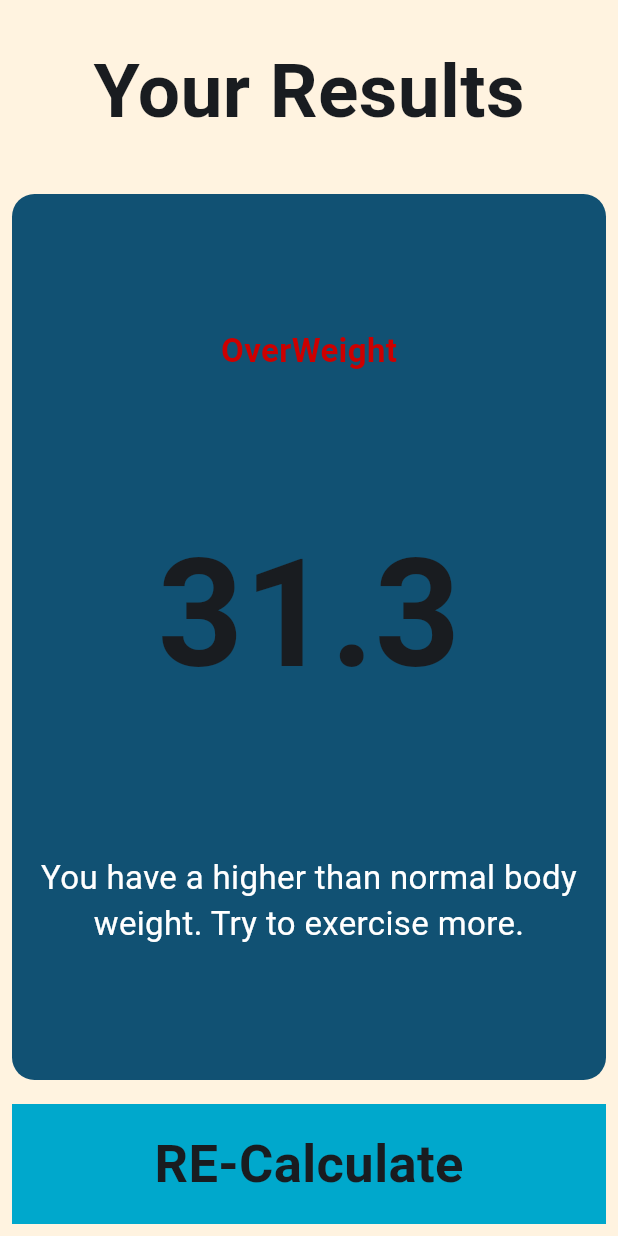
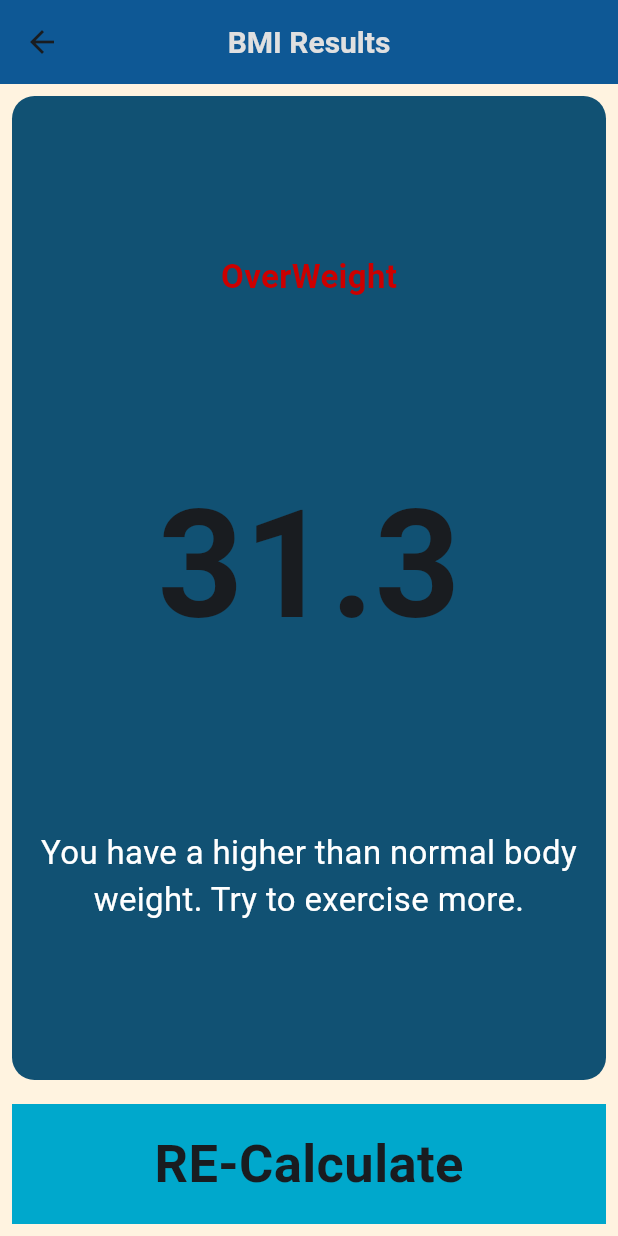
Before and after one commit to tanvirmirza/calculator_projects, a Flutter app: the screen it shows after launch, after a tap on "Calculate", on a phone screen of 412 x 824 dp. Run offline on Flutter 3.47's test engine with Material 3 defaults, Android fonts, the phone set to English and light mode, and no system bars; our stand-ins replace device_preview, font_awesome_flutter, math_expressions.

```diff
--- a/bmi_calculator/lib/app.dart
+++ b/bmi_calculator/lib/app.dart
@@ -11,6 +11,14 @@ class MyApp extends StatelessWidget {
       title: 'BMI Calculator',
       debugShowCheckedModeBanner: false,
       theme: ThemeData(
+        appBarTheme: AppBarTheme(
+              centerTitle: true,
+              backgroundColor: const Color(0xFF0E5895),
+              titleSpacing: 5,
+              titleTextStyle: TextStyle(
+                  color: Colors.grey.shade300,
+                  fontSize: 20,
+                  fontWeight: FontWeight.bold)),
         colorScheme: ColorScheme.fromSeed(seedColor: const Color(0xFF0E5895)),
         useMaterial3: true,
       ),
--- a/bmi_calculator/lib/core/constants.dart
+++ b/bmi_calculator/lib/core/constants.dart
@@ -5,7 +5,13 @@ const kPrimaryColor = Color(0xFF022C43);
 
 //Card color
 const kActiveCardColor = Color(0xFF115173);
-const kInActiveCardColor = Color(0xFF1A7AAE);
+
+const kMaleActiveCardColor = Color.fromRGBO(26, 119, 169, 1);
+const kMaleInActiveCardColor = Color(0xFF115173);
+
+
+const kFemaleActiveCardColor = Color.fromRGBO(144, 8, 126, 1);
+const kFemaleInActiveCardColor = Color.fromRGBO(94, 5, 82, 1);
 
 const kButtonColor = Color(0xFF00A8CC);
 
--- a/bmi_calculator/lib/main.dart
+++ b/bmi_calculator/lib/main.dart
@@ -1,6 +1,11 @@
+
+
 import 'package:flutter/material.dart';
+import 'package:device_preview/device_preview.dart';
+import 'package:flutter/foundation.dart';
 import 'app.dart';
 
-void main() {
-  runApp(const MyApp());
-}
+void main() => runApp(DevicePreview(
+    backgroundColor: Colors.black12,
+    enabled: !kReleaseMode,
+    builder: (context) => MyApp()));
--- a/bmi_calculator/lib/screens/input_page.dart
+++ b/bmi_calculator/lib/screens/input_page.dart
@@ -26,27 +26,30 @@ class _InputPageState extends State<InputPage> {
   Widget build(BuildContext context) {
     return Scaffold(
       backgroundColor: Colors.orange[50],
-        body: SafeArea(
-          child: ListView(
+        appBar: AppBar(
+          title: const Text("BMI Calculator"),
+          elevation: 0,
+        ),
+
+        body: ListView(
         children: [
 
-            const Center(
-              child: Text(
-                'Calculate BMI',
-                style: kTitleTextStyle,
-              ),
-            ),
+
           Expanded(
             child: Row(
               children: [
                 Expanded(
                   child: ReusableCard(
-                      colour: activeGender == Gender.male? kActiveCardColor:kInActiveCardColor,
-                      child: Column(
+                    colour: activeGender == Gender.male? kMaleActiveCardColor:kMaleInActiveCardColor,
+                    child: const Column(
                         mainAxisAlignment: MainAxisAlignment.center,
                         children: [
-                            Icon(FontAwesomeIcons.mars,size: 80,color: activeGender == Gender.male? Colors.grey : null ),
-                            const SizedBox(
+                          // Icon(FontAwesomeIcons.mars,size: 80,color: activeGender == Gender.male? Colors.grey : null ),
+                          Padding(
+                            padding: EdgeInsets.symmetric(vertical: 50),
+                            child: Text('MALE', style: kGenderTextStyle,),
+                          ),
+                          SizedBox(
                             height: 15,
                           ),
                         ]
@@ -62,13 +65,16 @@ class _InputPageState extends State<InputPage> {
                 Expanded(
                   child: ReusableCard(
 
-                      colour: activeGender == Gender.female? kActiveCardColor:kInActiveCardColor,
-                      child:  Column(
+                    colour: activeGender == Gender.female? kFemaleActiveCardColor:kFemaleInActiveCardColor,
+                    child:  const Column(
                         mainAxisAlignment: MainAxisAlignment.center,
                         children: [
-                            Icon(FontAwesomeIcons.venus,size: 80,
-                            color: activeGender == Gender.female? Colors.grey : null ),
-                            const SizedBox(
+
+                      Padding(
+                        padding: EdgeInsets.symmetric(vertical: 50),
+                        child: Text('FEMALE', style: kGenderTextStyle,),
+                      ),
+                          SizedBox(
                             height: 15,
                           ),
                         ]
@@ -273,7 +279,6 @@ class _InputPageState extends State<InputPage> {
               ),
             ))
           ],
-          ),
         )
 
     );
--- a/bmi_calculator/lib/screens/result_page.dart
+++ b/bmi_calculator/lib/screens/result_page.dart
@@ -17,19 +17,16 @@ class ResultPage extends StatelessWidget {
   Widget build(BuildContext context) {
     return Scaffold(
       backgroundColor: Colors.orange[50],
+       appBar: AppBar(
+          title: const Text("BMI Results"),
+          elevation: 0,
+        ),
       body: SafeArea(
         child: Column(
           mainAxisAlignment: MainAxisAlignment.spaceEvenly,
           crossAxisAlignment: CrossAxisAlignment.stretch,
           children: [
-            const Expanded(
-              child: Center(
-                child: Text(
-                  'Your Results',
-                  style: kTitleTextStyle,
-                ),
-              ),
-            ),
+
             Expanded(
               flex: 5,
               child: ReusableCard(
--- a/bmi_calculator/pubspec.yaml
+++ b/bmi_calculator/pubspec.yaml
@@ -17,6 +17,7 @@ dependencies:
   # Use with the CupertinoIcons class for iOS style icons.
   cupertino_icons: ^1.0.6
   font_awesome_flutter: ^10.8.0
+  device_preview: ^1.1.0
 
 dev_dependencies:
   flutter_test:
```
Also changed, not shown: bmi_calculator/lib/bmi_calculator_preview/bmi_calculate_preview.png (added), bmi_calculator/lib/bmi_calculator_preview/bmi_results_preview.png (added), bmi_calculator/pubspec.lock, 1 other file. Lines whose indentation alone changed are shown as unchanged.
